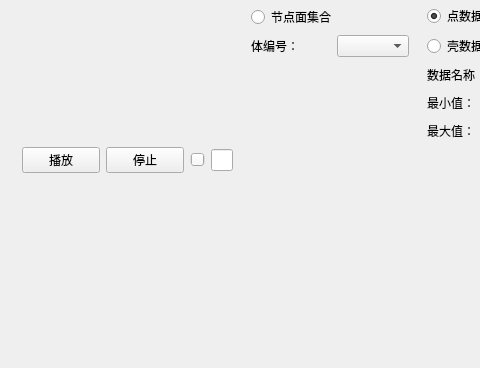
Above: vtkShower/vtkshower.ui from liuxq/vtkShower before the change; both pictures show x 0 to 480 and y 147 to 515 of the 650 by 515 pixel window. Below: the same form after it.
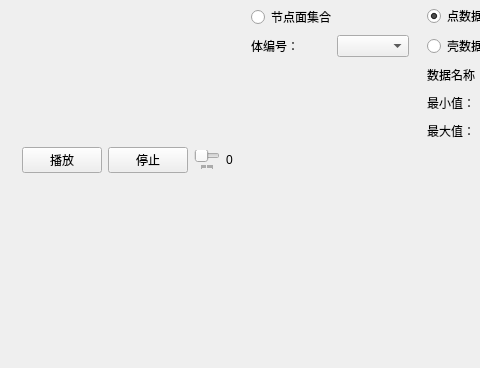
That is the form after the change. Custom widgets are drawn as their Qt base class.

What changed in the file:
```diff
--- a/vtkShower/vtkshower.ui
+++ b/vtkShower/vtkshower.ui
@@ -51,15 +51,21 @@
             <property name="orientation">
              <enum>Qt::Horizontal</enum>
             </property>
+            <property name="tickPosition">
+             <enum>QSlider::TicksBelow</enum>
+            </property>
            </widget>
           </item>
           <item>
-           <widget class="QLineEdit" name="lineEdit_frame">
-            <property name="maximumSize">
-             <size>
-              <width>30</width>
-              <height>16777215</height>
-             </size>
+           <widget class="QLabel" name="label_frame">
+            <property name="sizePolicy">
+             <sizepolicy hsizetype="Fixed" vsizetype="Fixed">
+              <horstretch>0</horstretch>
+              <verstretch>0</verstretch>
+             </sizepolicy>
+            </property>
+            <property name="text">
+             <string>0</string>
             </property>
            </widget>
           </item>
```
Left out of the diff: 27 changed lines with no effect on the pictures.
